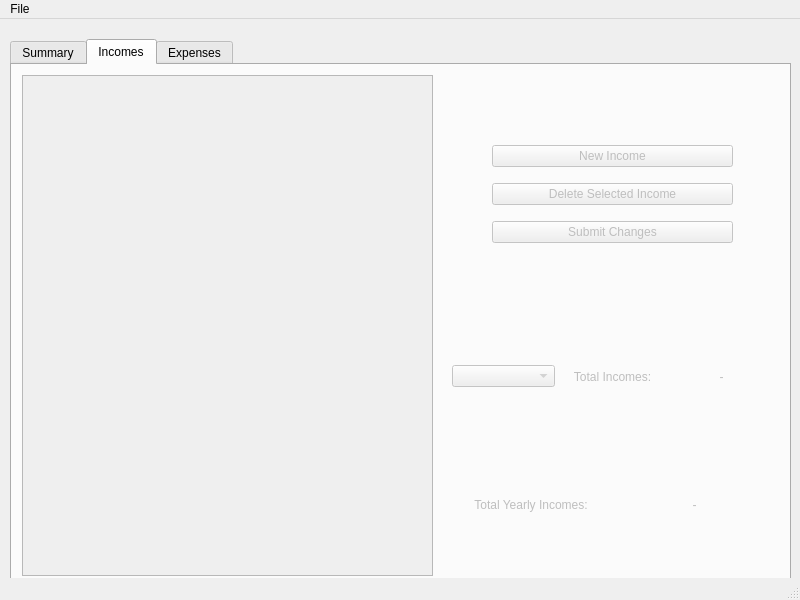
Before: the Qt Designer form mainwindow.ui in MacPiston/HomePot, drawn with Qt 5.
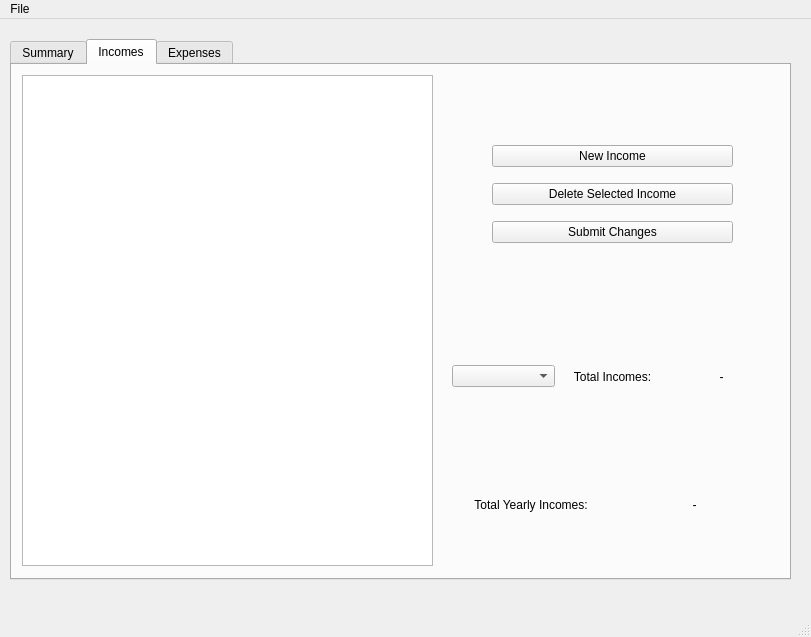
After: the same form once the commit is applied. Custom widgets are drawn as their Qt base class.

The edit to the form file:
```diff
--- a/mainwindow.ui
+++ b/mainwindow.ui
@@ -6,8 +6,8 @@
    <rect>
     <x>0</x>
     <y>0</y>
-    <width>800</width>
-    <height>600</height>
+    <width>811</width>
+    <height>637</height>
    </rect>
   </property>
   <property name="windowTitle">
@@ -336,7 +336,7 @@
     </widget>
     <widget class="QWidget" name="incomeTab">
      <property name="enabled">
-      <bool>false</bool>
+      <bool>true</bool>
      </property>
      <attribute name="title">
       <string>Incomes</string>
@@ -347,7 +347,7 @@
         <x>10</x>
         <y>10</y>
         <width>411</width>
-        <height>501</height>
+        <height>491</height>
        </rect>
       </property>
      </widget>
@@ -366,14 +366,14 @@
          <item>
           <widget class="QComboBox" name="incomesMonthComboBox">
            <property name="enabled">
-            <bool>false</bool>
+            <bool>true</bool>
            </property>
           </widget>
          </item>
          <item>
           <widget class="QLabel" name="incomesMonthlyLabel">
            <property name="enabled">
-            <bool>false</bool>
+            <bool>true</bool>
            </property>
            <property name="text">
             <string>Total Incomes:</string>
@@ -386,7 +386,7 @@
          <item>
           <widget class="QLabel" name="incomesMonthlyValueLabel">
            <property name="enabled">
-            <bool>false</bool>
+            <bool>true</bool>
            </property>
            <property name="text">
             <string>-</string>
@@ -403,7 +403,7 @@
          <item>
           <widget class="QLabel" name="incomesYearlyLabel">
            <property name="enabled">
-            <bool>false</bool>
+            <bool>true</bool>
            </property>
            <property name="text">
             <string>Total Yearly Incomes:</string>
@@ -416,7 +416,7 @@
          <item>
           <widget class="QLabel" name="incomesYearlyValueLabel">
            <property name="enabled">
-            <bool>false</bool>
+            <bool>true</bool>
            </property>
            <property name="text">
             <string>-</string>
@@ -457,7 +457,7 @@
        <item>
         <widget class="QPushButton" name="incomesSubmitButton">
          <property name="enabled">
-          <bool>false</bool>
+          <bool>true</bool>
          </property>
          <property name="text">
           <string>Submit Changes</string>
@@ -482,7 +482,7 @@
     <rect>
      <x>0</x>
      <y>0</y>
-     <width>800</width>
+     <width>811</width>
      <height>22</height>
     </rect>
    </property>
```
Left out of the diff: 7 changed lines with no effect on the pictures.
